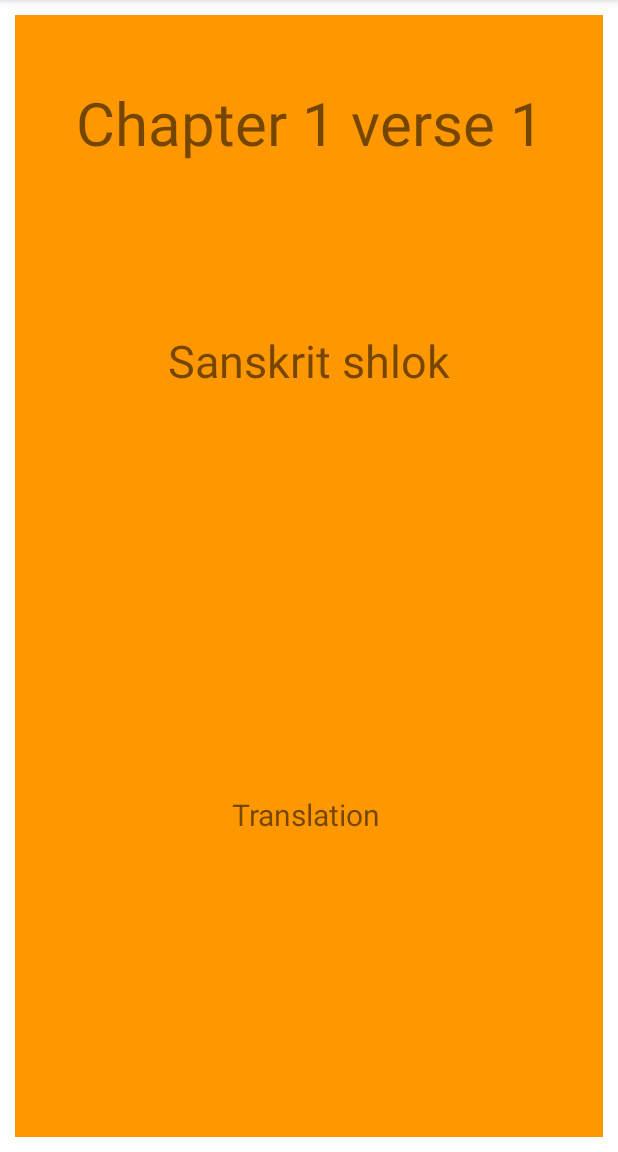
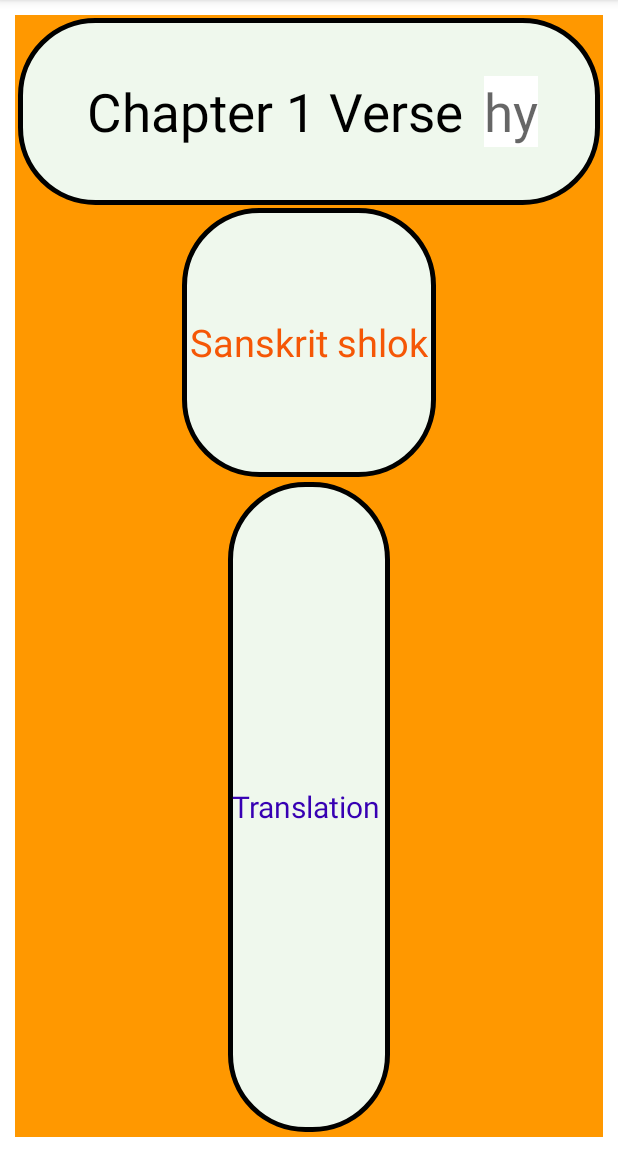
Before and after one commit to Suryash-Jha/BhagwatGita_Android, an Android app: the fragment VerseContent shown on its own in the app's theme, on a phone screen of 412 x 824 dp, the part 84-1236 px from its top. Run offline under Robolectric (Android 15) with nearby library versions, the light colour scheme and no system bars; network calls fail; 1 statement that could not run was skipped.

Commit message:
Did some minor UI Changes

```diff
--- a/app/src/main/java/com/example/bhagwatgita/MainActivity.kt
+++ b/app/src/main/java/com/example/bhagwatgita/MainActivity.kt
@@ -5,6 +5,7 @@ import androidx.appcompat.app.AppCompatActivity
 import android.os.Bundle
 import android.util.Log
 import android.widget.Button
+import android.widget.EditText
 import androidx.fragment.app.FragmentManager
 import androidx.fragment.app.add
 import androidx.fragment.app.commit
@@ -23,6 +24,7 @@ import kotlinx.coroutines.launch
 
 class MainActivity : AppCompatActivity() {
 
+    @SuppressLint("MissingInflatedId")
     override fun onCreate(savedInstanceState: Bundle?) {
         super.onCreate(savedInstanceState)
         setContentView(R.layout.activity_main)
@@ -33,6 +35,9 @@ class MainActivity : AppCompatActivity() {
         val view_pager2= findViewById<ViewPager2>(R.id.view_pager2)
         view_pager2.adapter= VerseAdapter(verseList)
         view_pager2.orientation= ViewPager2.ORIENTATION_VERTICAL
+        val editText= findViewById<EditText>(R.id.editVerse)
+        editText.addTextChangedListener()
+        view_pager2.setCurrentItem(5,true)
 
 
 
--- /dev/null
+++ b/app/src/main/res/drawable/verse_border_background_light.xml
@@ -0,0 +1,15 @@
+<?xml version="1.0" encoding="utf-8"?>
+<shape xmlns:android="http://schemas.android.com/apk/res/android"
+    android:shape="rectangle"
+    >
+    <stroke
+        android:width="3sp"
+        android:color="@color/black"
+        />
+    <corners
+        android:radius="50sp"
+        />
+    <solid
+        android:color="#EFF8ED"
+        />
+</shape>
--- a/app/src/main/res/layout/activity_chapter_list.xml
+++ b/app/src/main/res/layout/activity_chapter_list.xml
@@ -11,5 +11,6 @@
     android:layout_width="match_parent"
     android:layout_height="wrap_content"
     android:id="@+id/recycleViewChap"
+
         tools:ignore="MissingConstraints" />
 </androidx.constraintlayout.widget.ConstraintLayout>
--- a/app/src/main/res/layout/fragment_verse_content.xml
+++ b/app/src/main/res/layout/fragment_verse_content.xml
@@ -14,33 +14,61 @@
         android:layout_height="match_parent"
         android:orientation="vertical"
         >
-        <TextView
+        <LinearLayout
             android:layout_width="match_parent"
             android:layout_height="wrap_content"
+            android:layout_margin="2sp"
+            android:background="@drawable/verse_border_background_light"
+            android:layout_weight="0.5"
+            android:layout_gravity="center"
+            android:gravity="center"
+            >
+        <TextView
+            android:layout_width="wrap_content"
+            android:layout_height="wrap_content"
             android:id="@+id/chapXverse"
-            android:text="Chapter 1 verse 1"
-            android:layout_weight="2"
-            android:gravity="center"
-            android:textSize="40sp"
+            android:text="Chapter 1 Verse "
+            android:padding="5sp"
+            android:textColor="@color/black"
+            android:textSize="35sp"
 
             />
+        <EditText
+            android:layout_width="wrap_content"
+            android:layout_height="wrap_content"
+            android:hint="hy"
+            android:id="@+id/editVerse"
+            android:textSize="35sp"
+            android:inputType="number"
+            android:background="@color/white"
+            />
+        </LinearLayout>
 
         <TextView
-            android:layout_width="match_parent"
+            android:layout_width="wrap_content"
             android:layout_height="wrap_content"
             android:id="@+id/verse_sanskrit"
             android:text="Sanskrit shlok"
+            android:padding="5sp"
             android:gravity="center"
-            android:layout_weight="3"
-            android:textSize="30sp" />
+            android:layout_gravity="center"
+            android:textColor="@color/ic_launcher_background"
+            android:background="@drawable/verse_border_background_light"
+            android:layout_weight="1"
+            android:textSize="25sp" />
 
         <TextView
-            android:layout_width="match_parent"
+            android:layout_width="wrap_content"
             android:layout_height="wrap_content"
             android:id="@+id/verse_translation"
             android:gravity="center"
+            android:layout_gravity="center"
             android:text="Translation "
-            android:layout_weight="9"
+            android:layout_margin="3sp"
+            android:padding="2sp"
+            android:textColor="@color/purple_700"
+            android:background="@drawable/verse_border_background_light"
+            android:layout_weight="3"
             android:textSize="20sp" />
     </LinearLayout>
 
```
Also changed, not shown: app/src/main/res/drawable/chap_textview_border.xml (added, +15 -0 lines), app/src/main/res/layout/chapview.xml (+25 -12 lines).
